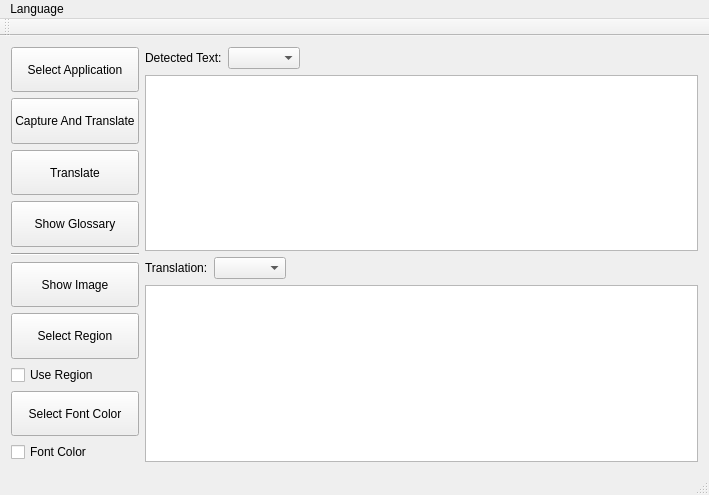
First picture: the form in RealTimeTranslator.ui, repository wlssirius/ChaosTranslate, before the edit.
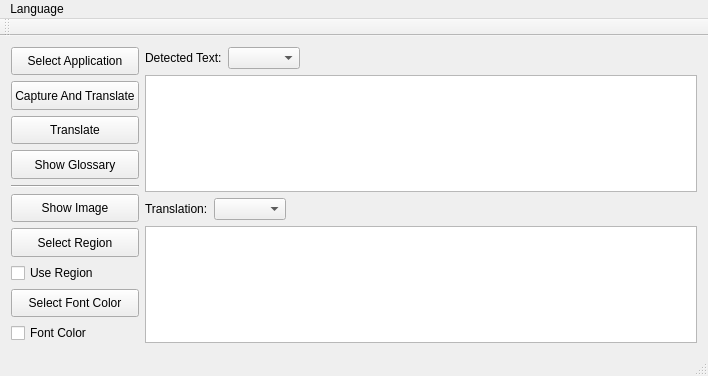
Second picture: the form after the edit. Icons and pictures are not drawn.

The edit to the form file:
```diff
--- a/RealTimeTranslator.ui
+++ b/RealTimeTranslator.ui
@@ -6,8 +6,8 @@
    <rect>
     <x>0</x>
     <y>0</y>
-    <width>709</width>
-    <height>495</height>
+    <width>708</width>
+    <height>376</height>
    </rect>
   </property>
   <property name="windowTitle">
@@ -237,7 +237,7 @@
     <rect>
      <x>0</x>
      <y>0</y>
-     <width>709</width>
+     <width>708</width>
      <height>23</height>
     </rect>
    </property>
```
